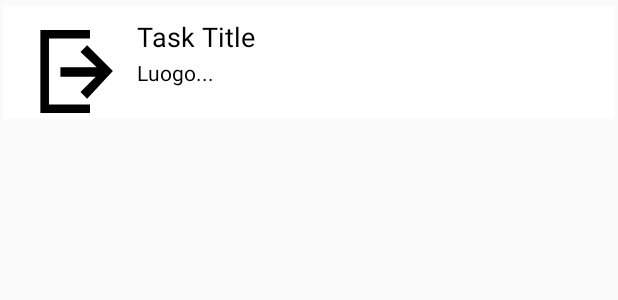
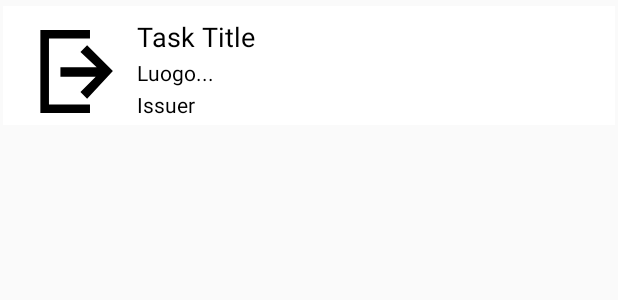
Before and after one commit to Famosi/CrowdSense, an Android app: the layout task_row.xml on its own in the app's theme, with its tools: preview values and no code run, on a phone screen of 412 x 824 dp. Shown: the top 300 px of the screen. Run offline under Robolectric (Android 15) with nearby library versions, the phone set to English and light mode, and no system bars.

Commit message:
Design fix

```diff
--- a/app/src/main/java/com/simone/crowdsense/MainAdapter.kt
+++ b/app/src/main/java/com/simone/crowdsense/MainAdapter.kt
@@ -85,8 +85,9 @@ class MainAdapter(private val tweets: Array<Tweets>, private val geocoder: Geoco
             }
             val addresses = geocoder.getFromLocation(task.lat!!.toDouble(), task.lon!!.toDouble(), 1);
 
-            holder?.view?.taskWhat?.text = task.what!!.capitalize()
-            holder?.view?.taskPlace?.text = "${addresses.get(0).getAddressLine(0)}"
+            holder.view.taskWhat?.text = task.what!!.capitalize()
+            holder.view.taskPlace?.text = "${addresses.get(0).getAddressLine(0)}"
+            holder.view.taskIssuer.text = "By @" + task.issuer
 
             when (task.type) {
                 "picture" -> holder?.view?.taskImg?.setImageResource(R.drawable.ic_camera)
@@ -95,6 +96,7 @@ class MainAdapter(private val tweets: Array<Tweets>, private val geocoder: Geoco
                 "light" -> holder?.view?.taskImg?.setImageResource(R.drawable.ic_light)
                 "temperature" -> holder?.view?.taskImg?.setImageResource(R.drawable.ic_temperature)
             }
+
 
             holder?.view.parent_layout.setOnClickListener {
                 val intent = Intent(holder.context, TaskActivity::class.java)
--- a/app/src/main/res/layout/task_row.xml
+++ b/app/src/main/res/layout/task_row.xml
@@ -56,4 +56,17 @@
         app:layout_constraintStart_toEndOf="@+id/taskImg"
         app:layout_constraintTop_toBottomOf="@+id/taskWhat" />
 
+    <TextView
+        android:id="@+id/taskIssuer"
+        android:layout_width="0dp"
+        android:layout_height="wrap_content"
+        android:layout_marginEnd="16dp"
+        android:layout_marginStart="16dp"
+        android:layout_marginTop="2dp"
+        android:text="Issuer"
+        android:textColor="@android:color/black"
+        app:layout_constraintEnd_toEndOf="parent"
+        app:layout_constraintStart_toEndOf="@+id/taskImg"
+        app:layout_constraintTop_toBottomOf="@+id/taskPlace" />
+
 </android.support.constraint.ConstraintLayout>
--- a/app/src/main/res/values/colors.xml
+++ b/app/src/main/res/values/colors.xml
@@ -14,6 +14,7 @@
     <color name="delete">#C90303</color>
 
     <color name="light">#ffeb3b</color>
+    <color name="twitter">#00aced</color>
 
 
 </resources>
```
Also changed, not shown: app/src/main/java/com/simone/crowdsense/Task.kt (+0 -31 lines).
